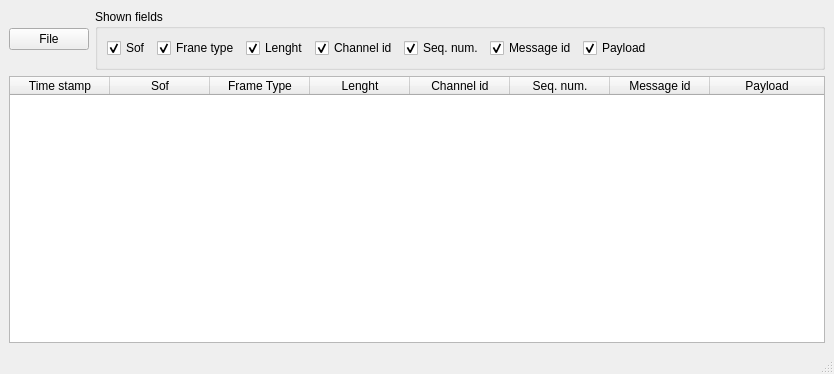
This is mainwindow.ui in nekolyshe/rstp_parser as Qt 5 draws it before an edit. The edited form follows.
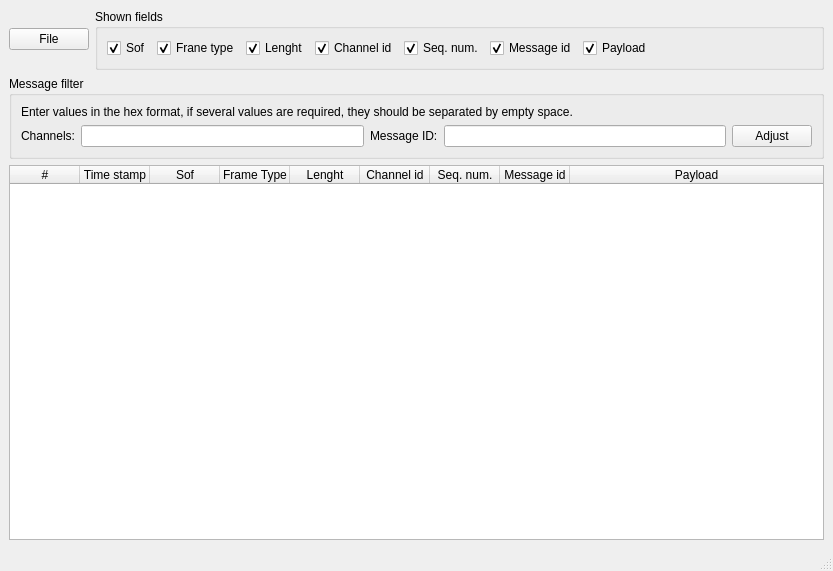
This is the edited form.

Commit message: Added channel and message id filters.

```diff
--- a/mainwindow.ui
+++ b/mainwindow.ui
@@ -6,8 +6,8 @@
    <rect>
     <x>0</x>
     <y>0</y>
-    <width>834</width>
-    <height>374</height>
+    <width>833</width>
+    <height>571</height>
    </rect>
   </property>
   <property name="windowTitle">
@@ -123,16 +123,85 @@
         </item>
        </layout>
       </item>
+     </layout>
+    </item>
+    <item>
+     <widget class="QGroupBox" name="groupBox_2">
+      <property name="title">
+       <string>Message filter</string>
+      </property>
+      <layout class="QVBoxLayout" name="verticalLayout_4">
+       <item>
+        <layout class="QVBoxLayout" name="verticalLayout_3">
+         <item>
+          <widget class="QLabel" name="labelFilterDescription">
+           <property name="text">
+            <string>Enter values in the hex format, if several values are required, they should be separated by empty space.</string>
+           </property>
+          </widget>
+         </item>
+         <item>
+          <layout class="QHBoxLayout" name="horizontalLayout">
+           <item>
+            <widget class="QLabel" name="labelFilterChannels">
+             <property name="text">
+              <string>Channels:</string>
+             </property>
+            </widget>
+           </item>
+           <item>
+            <widget class="QLineEdit" name="leFilterChannels">
+             <property name="clearButtonEnabled">
+              <bool>false</bool>
+             </property>
+            </widget>
+           </item>
+           <item>
+            <widget class="QLabel" name="labelFilterMessages">
+             <property name="text">
+              <string>Message ID:</string>
+             </property>
+            </widget>
+           </item>
+           <item>
+            <widget class="QLineEdit" name="leFilterMsgId"/>
+           </item>
+           <item>
+            <widget class="QPushButton" name="pbAdjustFilter">
+             <property name="text">
+              <string>Adjust</string>
+             </property>
+            </widget>
+           </item>
+          </layout>
+         </item>
+        </layout>
+       </item>
+      </layout>
+     </widget>
+    </item>
       <item>
        <widget class="QTableWidget" name="twMessages">
+      <property name="showDropIndicator" stdset="0">
+       <bool>true</bool>
+      </property>
+      <property name="alternatingRowColors">
+       <bool>true</bool>
+      </property>
+      <property name="showGrid">
+       <bool>false</bool>
+      </property>
+      <property name="sortingEnabled">
+       <bool>true</bool>
+      </property>
         <property name="columnCount">
-         <number>8</number>
+       <number>9</number>
         </property>
         <attribute name="horizontalHeaderCascadingSectionResizes">
          <bool>false</bool>
         </attribute>
         <attribute name="horizontalHeaderDefaultSectionSize">
-         <number>100</number>
+       <number>70</number>
         </attribute>
         <attribute name="horizontalHeaderShowSortIndicator" stdset="0">
          <bool>true</bool>
@@ -140,6 +209,14 @@
         <attribute name="horizontalHeaderStretchLastSection">
          <bool>true</bool>
         </attribute>
+      <attribute name="verticalHeaderVisible">
+       <bool>false</bool>
+      </attribute>
+      <column>
+       <property name="text">
+        <string>#</string>
+       </property>
+      </column>
         <column>
          <property name="text">
           <string>Time stamp</string>
@@ -181,8 +258,6 @@
          </property>
         </column>
        </widget>
-      </item>
-     </layout>
     </item>
    </layout>
   </widget>
```
Lines whose indentation alone changed are shown as unchanged. The commit also changes 5 other files.
